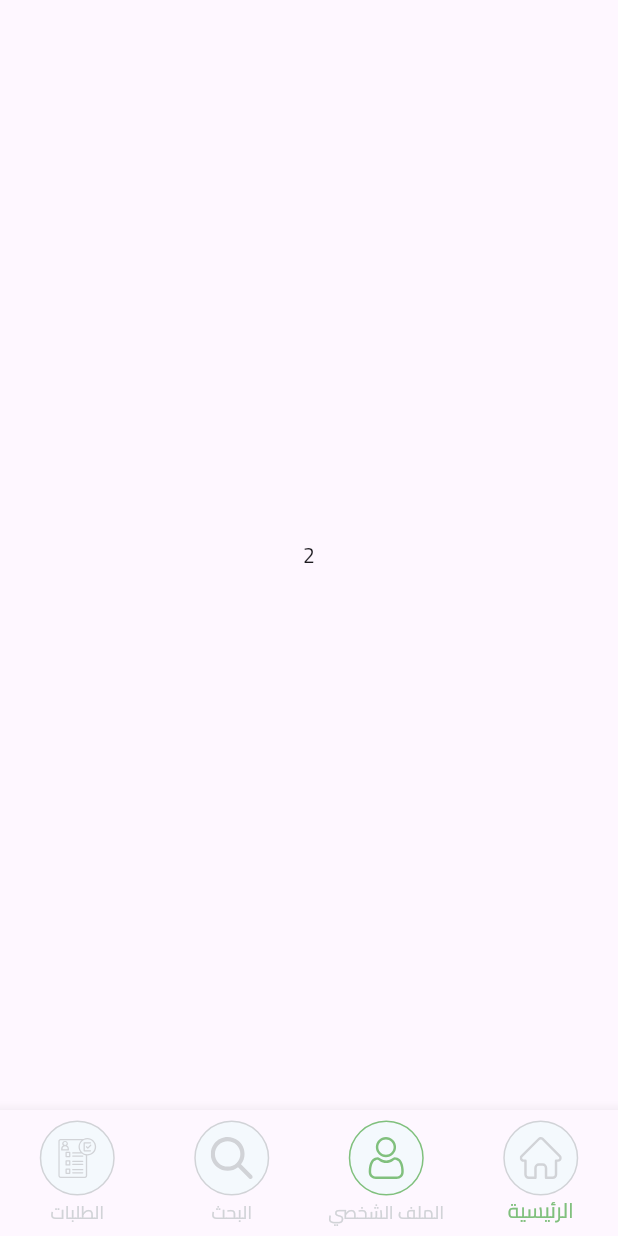
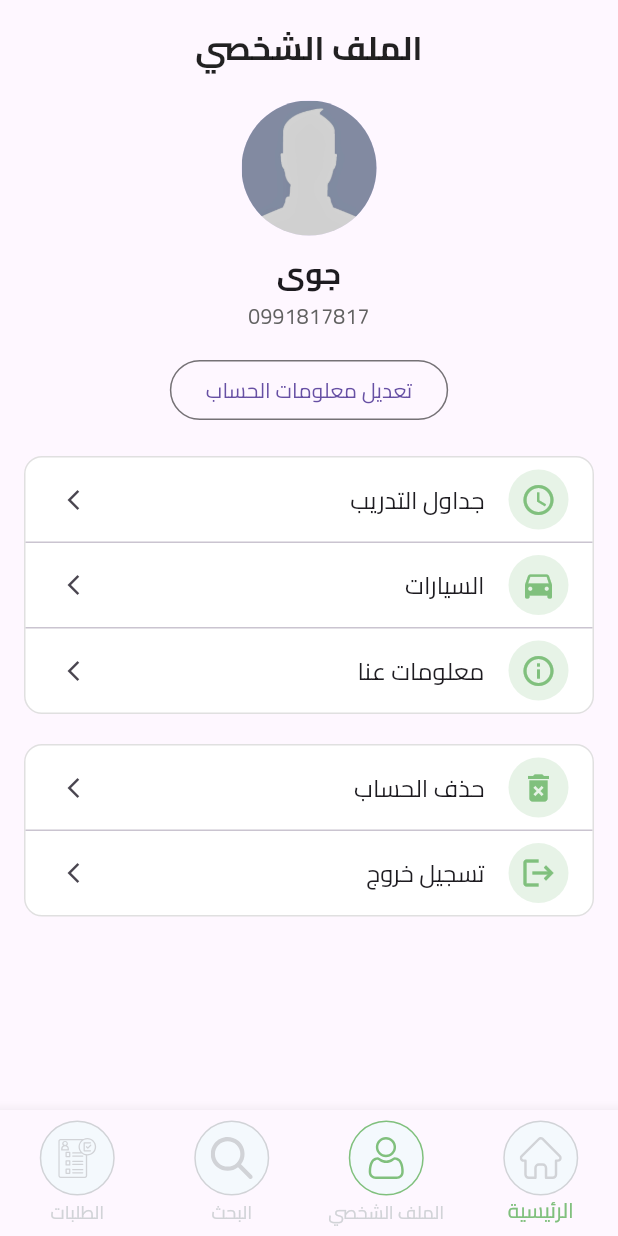
Before and after one commit to jawa762280/Driving-School-Final, a Flutter app: the BottomAppbarHomeStudent screen opened by its route, item 2 of the bottom bar chosen, on a phone screen of 412 x 824 dp. Run offline on Flutter 3.47's test engine with Material 3 defaults, Android fonts, the light colour scheme and no system bars; our stand-ins replace flutter_otp_text_field, flutter_screenutil, flutter_spinkit, flutter_svg, get, get_storage and 1 more; accounts and stored records are empty; network calls fail.

Commit message:
ProfileScreen

```diff
--- a/lib/controller/search_controller.dart
+++ b/lib/controller/search_controller.dart
@@ -24,7 +24,6 @@ class MySearchController extends GetxController {
         // ✅ توجد نتائج
         allInstructors.value = response['data'];
         filteredInstructors.value = response['data'];
-        print("✅ تم جلب ${response['data'].length} مدرب");
       } else if (response != null && response['status'] == 'fail') {
         // ⚠️ لم يتم العثور على مدربين – بدون خطأ في السيرفر
         allInstructors.clear();
--- a/lib/controller/student_homepage_controller.dart
+++ b/lib/controller/student_homepage_controller.dart
@@ -1,3 +1,4 @@
+import 'package:driving_school/view/screen/profile_screen.dart';
 import 'package:driving_school/view/screen/search_screen.dart';
 import 'package:driving_school/view/screen/student_homepage_screen.dart';
 import 'package:flutter/widgets.dart';
@@ -7,7 +8,7 @@ class StudentHomepageController extends GetxController {
   int currentpage = 0;
   List pages = [
     StudentHomePageScreen(),
-    Center(child: Text('2')),
+    ProfileScreen(),
     SearchScreen(),
     Center(child: Text('4')),
   ];
--- a/lib/core/constant/approuts.dart
+++ b/lib/core/constant/approuts.dart
@@ -13,4 +13,6 @@ class AppRouts {
   static const String studentHomePageScreen = "/buttomappbarhomestudent";
   static const String searchScreen = "/search_screen";
   static const String trainerHomePageScreen = "/trainer_homepage_screen";
+    static const String profileScreen = "/profile_screen";
+
 }
--- a/lib/routes.dart
+++ b/lib/routes.dart
@@ -3,6 +3,7 @@ import 'package:driving_school/core/middleware/mymiddleware.dart';
 import 'package:driving_school/view/screen/login_screen.dart';
 import 'package:driving_school/view/screen/onboarding_screen.dart';
 import 'package:driving_school/view/screen/forget_password_screen.dart';
+import 'package:driving_school/view/screen/profile_screen.dart';
 import 'package:driving_school/view/screen/reset_password_screen.dart';
 import 'package:driving_school/view/screen/search_screen.dart';
 import 'package:driving_school/view/screen/sign_up_screen.dart';
@@ -16,9 +17,7 @@ import 'package:get/get.dart';
 
 List<GetPage<dynamic>> routes = [
   GetPage(
-      name: "/",
-      page: () => LoginScreen(),
-      middlewares: [AuthMiddleware()]),
+      name: "/", page: () => BottomAppbarHomeStudent(), middlewares: [AuthMiddleware()]),
   GetPage(
     name: AppRouts.loginScreen,
     page: () => LoginScreen(),
@@ -58,4 +57,8 @@ List<GetPage<dynamic>> routes = [
   GetPage(
       name: AppRouts.trainerHomePageScreen,
       page: () => const TrainerHomePageScreen()),
+  GetPage(
+    name: AppRouts.profileScreen,
+    page: () => const ProfileScreen(),
+  )
 ];
--- /dev/null
+++ b/lib/view/screen/profile_screen.dart
@@ -0,0 +1,131 @@
+import 'package:driving_school/core/constant/appcolors.dart';
+import 'package:driving_school/core/constant/appimages.dart';
+import 'package:flutter/material.dart';
+
+class ProfileScreen extends StatelessWidget {
+  const ProfileScreen({super.key});
+
+  final String phoneNumber = "0991817817";
+  final String username = "جوى";
+
+  @override
+  Widget build(BuildContext context) {
+    return Scaffold(
+      body: SafeArea(
+        child: SingleChildScrollView(
+          padding: const EdgeInsets.all(16),
+          child: Column(
+            children: [
+              Center(
+                child: Text(
+                  'الملف الشخصي',
+                  style: TextStyle(
+                    fontSize: 22,
+                    fontWeight: FontWeight.bold,
+                    color: Colors.black87,
+                  ),
+                ),
+              ),
+              const SizedBox(height: 20),
+              CircleAvatar(
+                radius: 45,
+                backgroundImage: AssetImage(AppImages.defaultUser),
+              ),
+              const SizedBox(height: 10),
+              Text(
+                username,
+                style: TextStyle(fontSize: 20, fontWeight: FontWeight.w600),
+              ),
+              const SizedBox(height: 5),
+              Text(
+                phoneNumber,
+                style: TextStyle(color: Colors.grey[700]),
+              ),
+              const SizedBox(height: 15),
+              OutlinedButton(
+                onPressed: () {},
+                style: OutlinedButton.styleFrom(
+                  padding: EdgeInsets.symmetric(horizontal: 24, vertical: 10),
+                  shape: RoundedRectangleBorder(
+                    borderRadius: BorderRadius.circular(25),
+                  ),
+                  side: BorderSide(color: Colors.black54),
+                ),
+                child: Text('تعديل معلومات الحساب'),
+              ),
+              const SizedBox(height: 20),
+              Container(
+                decoration: BoxDecoration(
+                  color: Colors.white,
+                  border: Border.all(color: Colors.grey.shade300),
+                  borderRadius: BorderRadius.circular(12),
+                ),
+                child: Column(
+                  children: [
+                    buildMenuTile(
+                      Icons.schedule,
+                      'جداول التدريب',
+                      onTap: () {},
+                    ),
+                    Divider(height: 1),
+                    buildMenuTile(
+                      Icons.directions_car,
+                      'السيارات',
+                      onTap: () {},
+                    ),
+                    Divider(height: 1),
+                    buildMenuTile(
+                      Icons.info_outline,
+                      'معلومات عنا ',
+                      onTap: () {},
+                    )
+                  ],
+                ),
+              ),
+              const SizedBox(height: 20),
+              Container(
+                decoration: BoxDecoration(
+                  color: Colors.white,
+                  border: Border.all(color: Colors.grey.shade300),
+                  borderRadius: BorderRadius.circular(12),
+                ),
+                child: Column(
+                  children: [
+                    buildMenuTile(
+                      Icons.delete_forever,
+                      'حذف الحساب',
+                      onTap: () {},
+                    ),
+                    Divider(height: 1),
+                    buildMenuTile(
+                      Icons.logout,
+                      'تسجيل خروج',
+                      onTap: () {},
+                    ),
+                  ],
+                ),
+              ),
+            ],
+          ),
+        ),
+      ),
+    );
+  }
+
+  Widget buildMenuTile(IconData icon, String title, {VoidCallback? onTap}) {
+    return Material(
+      color: Colors.transparent,
+      child: InkWell(
+        onTap: onTap ?? () {},
+        child: ListTile(
+          leading: CircleAvatar(
+            backgroundColor: Color(0xFFE7F3E7),
+            child: Icon(icon, color: AppColors.primaryColor),
+          ),
+          title: Text(title),
+          trailing: Icon(Icons.arrow_forward_ios, size: 16),
+        ),
+      ),
+    );
+  }
+}
--- a/lib/view/screen/student_homepage_screen.dart
+++ b/lib/view/screen/student_homepage_screen.dart
@@ -41,7 +41,7 @@ class StudentHomePageScreen extends StatelessWidget {
                   ),
                   SizedBox(height: 20.h),
                   Text(
-                    'مرحباً بك يا ${data.read('userName')}',
+                    " مرحباً بك يا جوى",
                     style: TextStyle(
                       fontSize: 22.sp,
                       fontWeight: FontWeight.bold,
```
